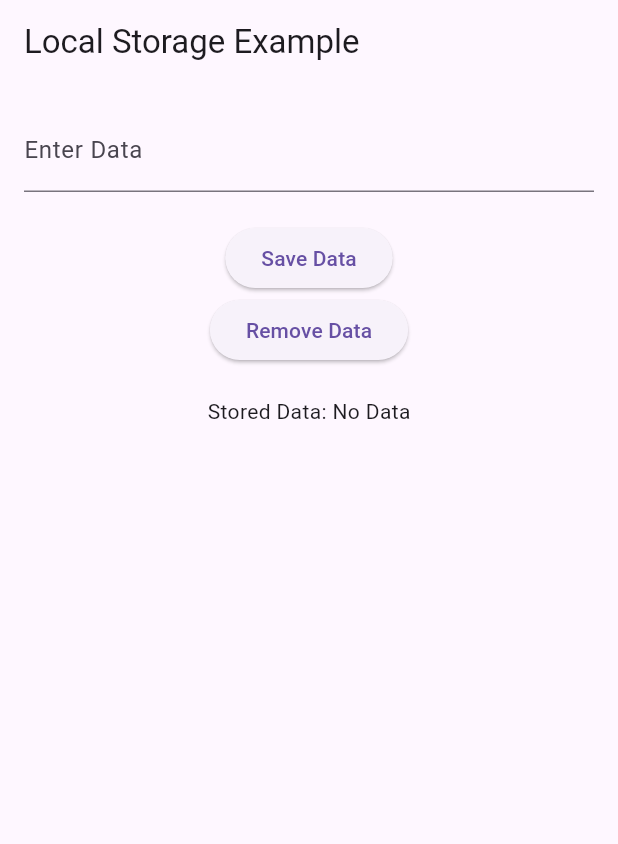
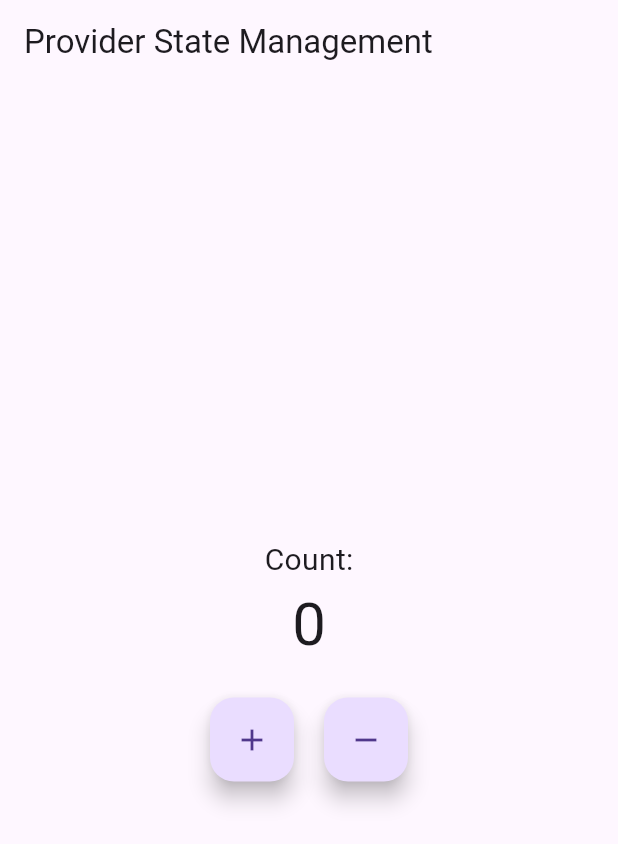
Before and after one commit to samniu/Flutter-Basic, a Flutter app: the screen it shows after launch, on a phone screen of 412 x 824 dp. Shown: the top 844 px of the screen. Run offline on Flutter 3.47's test engine with Material 3 defaults, Android fonts, the phone set to English and light mode, and no system bars; our stand-ins replace shared_preferences.

Commit message:
State Management with Provider

```diff
--- a/lib/Navigation and Routing/app_routes.dart
+++ b/lib/Navigation and Routing/app_routes.dart
@@ -6,8 +6,9 @@ import 'package:flutter/material.dart';
 // import '../Animation/tween_animation_page.dart';
 // import '../Animation/hero_animation_page.dart';
 // import '../Animation/tap_scale_animation_page.dart';
-import '../network/network_page.dart';
-import '../SharedPreferences(local storage)/storage_page.dart';
+// import '../network/network_page.dart';
+// import '../SharedPreferences(local storage)/storage_page.dart';
+import '../State Management with Provider/provider_page.dart';
 
 class AppRoutes {
   // 返回路由配置
@@ -24,10 +25,13 @@ class AppRoutes {
       // '/tapScaleAnimation': (context) => TapScaleAnimationPage(),
 
       // Network
-      '/network': (context) => NetworkPage(),
+      // '/network': (context) => NetworkPage(),
 
       // Local storage with SharedPreferences
-      '/storage': (context) => StoragePage(),
+      // '/storage': (context) => StoragePage(),
+
+      //State Management with Provider
+      '/provider': (context) => ProviderPage(),
     };
   }
 
@@ -36,6 +40,7 @@ class AppRoutes {
     // return '/';
     // return '/animatedContainer'; // 设定动画页面为初始页面
     // return '/network';
-    return '/storage';
+    // return '/storage';
+    return '/provider';
   }
 }
--- /dev/null
+++ b/lib/State Management with Provider/counter_provider.dart
@@ -0,0 +1,17 @@
+import 'package:flutter/material.dart';
+
+class CounterProvider with ChangeNotifier {
+  int _count = 0;
+
+  int get count => _count;
+
+  void increment() {
+    _count++;
+    notifyListeners(); // 通知 UI 更新
+  }
+
+  void decrement() {
+    _count--;
+    notifyListeners();
+  }
+}
--- /dev/null
+++ b/lib/State Management with Provider/provider_page.dart
@@ -0,0 +1,40 @@
+import 'package:flutter/material.dart';
+import 'package:provider/provider.dart';
+import 'counter_provider.dart';
+
+class ProviderPage extends StatelessWidget {
+  @override
+  Widget build(BuildContext context) {
+    return Scaffold(
+      appBar: AppBar(title: Text("Provider State Management")),
+      body: Center(
+        child: Column(
+          mainAxisAlignment: MainAxisAlignment.center,
+          children: [
+            Text("Count:", style: TextStyle(fontSize: 20)),
+            Consumer<CounterProvider>(
+              builder: (context, counter, child) {
+                return Text("${counter.count}", style: TextStyle(fontSize: 40));
+              },
+            ),
+            SizedBox(height: 20),
+            Row(
+              mainAxisAlignment: MainAxisAlignment.center,
+              children: [
+                FloatingActionButton(
+                  onPressed: () => context.read<CounterProvider>().increment(),
+                  child: Icon(Icons.add),
+                ),
+                SizedBox(width: 20),
+                FloatingActionButton(
+                  onPressed: () => context.read<CounterProvider>().decrement(),
+                  child: Icon(Icons.remove),
+                ),
+              ],
+            ),
+          ],
+        ),
+      ),
+    );
+  }
+}
--- a/lib/main.dart
+++ b/lib/main.dart
@@ -1,4 +1,6 @@
 import 'package:flutter/material.dart';
+import 'package:provider/provider.dart';
+
 // import 'package:flutter_basic/layoutdemo.dart';
 // import 'package:flutter_basic/home.dart';
 // import 'widgets/home.dart';
@@ -6,9 +8,17 @@ import 'package:flutter/material.dart';
 import 'Navigation and Routing/app_routes.dart';
 // import 'form/form_home.dart';
 // import 'Future and Stream/home.dart';
+import 'State Management with Provider/counter_provider.dart';
 
 void main() {
-  runApp(const MainApp());
+  runApp(
+    MultiProvider(
+      providers: [
+        ChangeNotifierProvider(create: (_) => CounterProvider()),
+      ],
+      child: MainApp(),
+    ),
+  );
 }
 
 class MainApp extends StatelessWidget {
--- a/pubspec.yaml
+++ b/pubspec.yaml
@@ -16,6 +16,7 @@ dev_dependencies:
     sdk: flutter
   flutter_lints: ^5.0.0
   shared_preferences: ^2.2.0
+  provider: ^6.0.5
 
 flutter:
   uses-material-design: true
```
Also changed, not shown: pubspec.lock, 3 other files.
